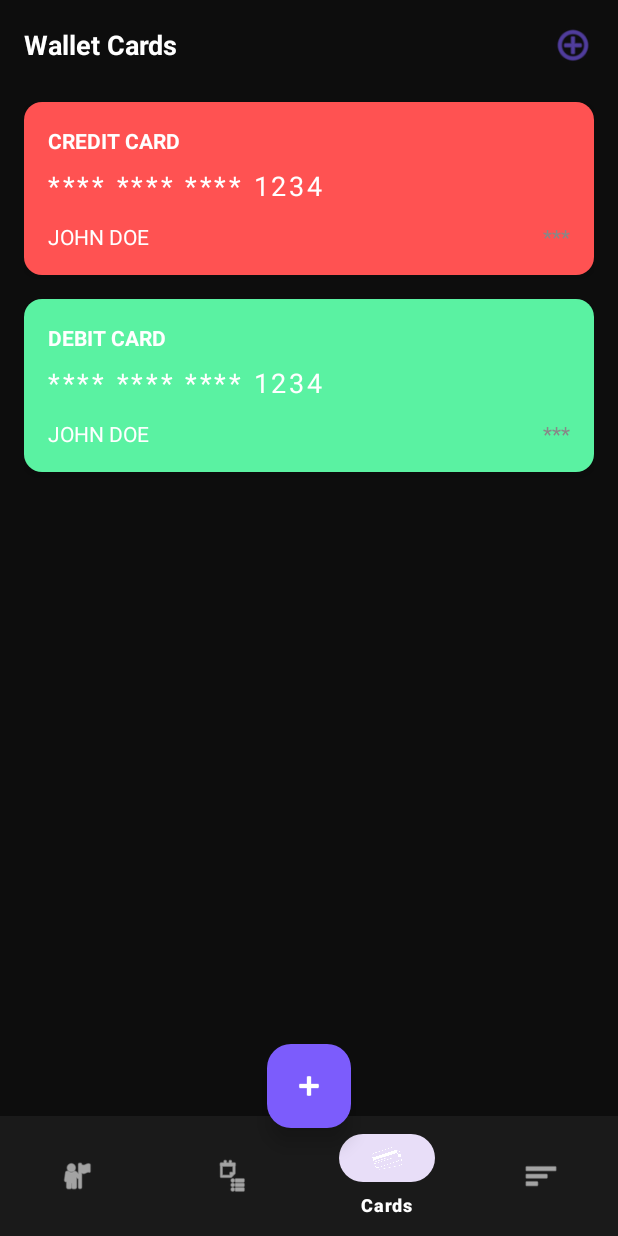
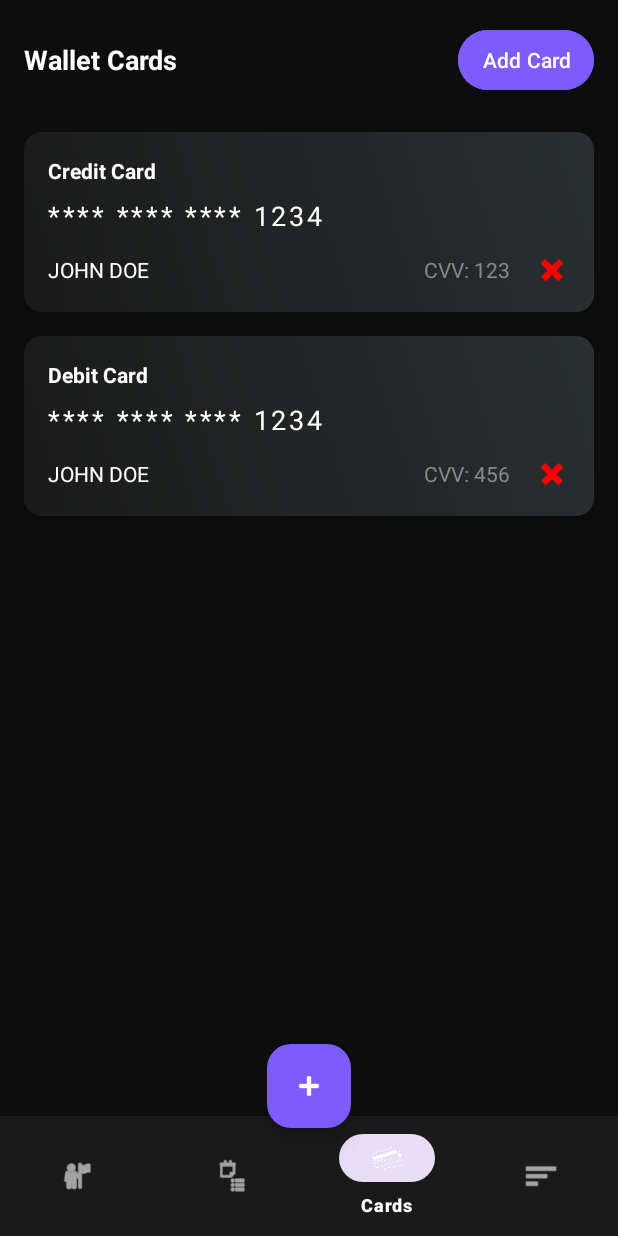
Before and after one commit to RomeshCG/finlog, an Android app: the screen it shows after launch (NavigationActivity), item 3 of the bottom bar chosen, on a phone screen of 412 x 824 dp. Run offline under Robolectric (Android 15) with nearby library versions, the phone set to English and light mode, and no system bars.

Commit message:
all done

```diff
--- a/app/src/main/java/com/example/finlog/CardAdapter.kt
+++ b/app/src/main/java/com/example/finlog/CardAdapter.kt
@@ -1,41 +1,54 @@
 package com.example.finlog
 
 import android.view.LayoutInflater
+import android.view.View
 import android.view.ViewGroup
+import android.widget.ImageView
+import android.widget.TextView
 import androidx.recyclerview.widget.RecyclerView
-import com.example.finlog.databinding.ItemCardBinding
 
 class CardAdapter(
-    private val cards: List<Card>,
-    private val onCardClick: (Card) -> Unit
+    private val cards: MutableList<Card>,
+    private val onCardClick: (Card) -> Unit,
+    private val onDeleteClick: (String) -> Unit
 ) : RecyclerView.Adapter<CardAdapter.CardViewHolder>() {
 
+    class CardViewHolder(itemView: View) : RecyclerView.ViewHolder(itemView) {
+        val cardType: TextView = itemView.findViewById(R.id.card_type)
+        val cardNumber: TextView = itemView.findViewById(R.id.card_number)
+        val cardHolderName: TextView = itemView.findViewById(R.id.card_holder_name)
+        val cardCvv: TextView = itemView.findViewById(R.id.card_cvv)
+        val deleteIcon: ImageView = itemView.findViewById(R.id.delete_card_icon)
+    }
+
     override fun onCreateViewHolder(parent: ViewGroup, viewType: Int): CardViewHolder {
-        val binding = ItemCardBinding.inflate(LayoutInflater.from(parent.context), parent, false)
-        return CardViewHolder(binding)
+        val view = LayoutInflater.from(parent.context).inflate(R.layout.item_card, parent, false)
+        return CardViewHolder(view)
     }
 
     override fun onBindViewHolder(holder: CardViewHolder, position: Int) {
-        holder.bind(cards[position])
+        val card = cards[position]
+        holder.cardType.text = card.type
+        holder.cardNumber.text = "**** **** **** ${card.number.takeLast(4)}" // Mask the card number
+        holder.cardHolderName.text = card.holderName
+        holder.cardCvv.text = "CVV: ${card.cvv}"
+
+        // Handle card click to show details
+        holder.itemView.setOnClickListener {
+            onCardClick(card)
+        }
+
+        // Handle delete icon click
+        holder.deleteIcon.setOnClickListener {
+            onDeleteClick(card.number)
+        }
     }
 
     override fun getItemCount(): Int = cards.size
 
-    inner class CardViewHolder(private val binding: ItemCardBinding) : RecyclerView.ViewHolder(binding.root) {
-        fun bind(card: Card) {
-            binding.cardType.text = card.type.uppercase()
-            // Mask the card number (show only last 4 digits)
-            val maskedNumber = "**** **** **** ${card.number.takeLast(4)}"
-            binding.cardNumber.text = maskedNumber
-            binding.cardHolderName.text = card.holderName
-            binding.cardCvv.text = "***" // Mask CVV
-            // Set background color based on card type
-            binding.root.backgroundTintList = when (card.type) {
-                "Credit Card" -> binding.root.context.getColorStateList(R.color.colorError)
-                "Debit Card" -> binding.root.context.getColorStateList(R.color.colorAccent)
-                else -> binding.root.context.getColorStateList(R.color.colorPrimary)
-            }
-            binding.root.setOnClickListener { onCardClick(card) }
-        }
+    fun updateCards(newCards: List<Card>) {
+        cards.clear()
+        cards.addAll(newCards)
+        notifyDataSetChanged()
     }
 }
--- a/app/src/main/java/com/example/finlog/CardsFragment.kt
+++ b/app/src/main/java/com/example/finlog/CardsFragment.kt
@@ -4,9 +4,10 @@ import android.os.Bundle
 import android.view.LayoutInflater
 import android.view.View
 import android.view.ViewGroup
+import android.widget.Toast
 import androidx.fragment.app.Fragment
 import androidx.recyclerview.widget.LinearLayoutManager
-import androidx.recyclerview.widget.RecyclerView
+import androidx.recyclerview.widget.RecyclerView // Added import
 import com.example.finlog.databinding.FragmentCardsBinding
 
 class CardsFragment : Fragment() {
@@ -35,13 +36,19 @@ class CardsFragment : Fragment() {
     }
 
     private fun setupRecyclerView() {
-        cardAdapter = CardAdapter(dataManager.getCards()) { card ->
+        cardAdapter = CardAdapter(mutableListOf(), { card ->
             // Show card details dialog
             val dialog = CardDetailsDialog.newInstance(card)
             dialog.show(parentFragmentManager, "CardDetailsDialog")
-        }
+        }, { cardNumber ->
+            // Delete card
+            dataManager.deleteCard(cardNumber)
+            updateCardList()
+            Toast.makeText(requireContext(), "Card deleted", Toast.LENGTH_SHORT).show()
+        })
         binding.cardsRecyclerView.layoutManager = LinearLayoutManager(requireContext())
         binding.cardsRecyclerView.adapter = cardAdapter as RecyclerView.Adapter<*>
+        updateCardList()
     }
 
     private fun setupAddCardButton() {
@@ -49,14 +56,20 @@ class CardsFragment : Fragment() {
             val dialog = AddCardDialog()
             dialog.onCardAdded = { newCard ->
                 dataManager.addCard(newCard)
-                cardAdapter = CardAdapter(dataManager.getCards()) { card ->
-                    val detailDialog = CardDetailsDialog.newInstance(card)
-                    detailDialog.show(parentFragmentManager, "CardDetailsDialog")
-                }
-                binding.cardsRecyclerView.adapter = cardAdapter as RecyclerView.Adapter<*>
+                updateCardList()
             }
             dialog.show(parentFragmentManager, "AddCardDialog")
         }
+    }
+
+    private fun updateCardList() {
+        val cards = dataManager.getCards()
+        cardAdapter.updateCards(cards)
+    }
+
+    override fun onResume() {
+        super.onResume()
+        updateCardList() // Refresh the list when returning to the fragment
     }
 
     override fun onDestroyView() {
--- a/app/src/main/java/com/example/finlog/HomeFragment.kt
+++ b/app/src/main/java/com/example/finlog/HomeFragment.kt
@@ -85,13 +85,8 @@ class HomeFragment : Fragment() {
         val budgetAllocated = dataManager.getTotalBudgetAllocated()
         binding.budgetLeft.text = "$${String.format("%.2f", budgetLeft)} left"
         binding.budgetSpent.text = "$${String.format("%.2f", budgetSpent)} spent"
-        // Circular ProgressBar uses 0-100 scale
-        val progressPercentage = if (budgetAllocated > 0) {
-            ((budgetSpent / budgetAllocated) * 100).toInt()
-        } else {
-            0
-        }
-        binding.budgetProgress.progress = progressPercentage
+
+
 
         // Update budget categories
         val categories = dataManager.getBudgetCategories()
--- a/app/src/main/res/layout/fragment_cards.xml
+++ b/app/src/main/res/layout/fragment_cards.xml
@@ -23,13 +23,15 @@
             android:textSize="18sp"
             android:textStyle="bold" />
 
-        <ImageView
+        <Button
             android:id="@+id/add_card_icon"
-            android:layout_width="28dp"
-            android:layout_height="28dp"
-            android:src="@android:drawable/ic_menu_add"
-            android:tint="@color/colorPrimary"
-            android:contentDescription="@string/add_card" />
+            android:layout_width="wrap_content"
+            android:layout_height="wrap_content"
+            android:text="@string/add_card"
+            android:backgroundTint="@color/colorPrimary"
+            android:textColor="@android:color/white"
+            android:paddingStart="16dp"
+            android:paddingEnd="16dp" />
     </LinearLayout>
 
     <!-- RecyclerView for Cards -->
@@ -38,5 +40,4 @@
         android:layout_width="match_parent"
         android:layout_height="match_parent"
         android:layout_marginTop="8dp" />
-
 </LinearLayout>
--- a/app/src/main/res/layout/item_card.xml
+++ b/app/src/main/res/layout/item_card.xml
@@ -1,5 +1,6 @@
 <?xml version="1.0" encoding="utf-8"?>
 <LinearLayout xmlns:android="http://schemas.android.com/apk/res/android"
+    xmlns:app="http://schemas.android.com/apk/res-auto"
     android:layout_width="match_parent"
     android:layout_height="wrap_content"
     android:orientation="vertical"
@@ -27,7 +28,7 @@
         android:textSize="18sp"
         android:letterSpacing="0.1" />
 
-    <!-- Cardholder Name and CVV -->
+    <!-- Cardholder Name, CVV, and Delete Icon -->
     <LinearLayout
         android:layout_width="match_parent"
         android:layout_height="wrap_content"
@@ -49,5 +50,14 @@
             android:layout_height="wrap_content"
             android:textColor="@color/colorGrayMedium"
             android:textSize="14sp" />
+
+        <ImageView
+            android:id="@+id/delete_card_icon"
+            android:layout_width="24dp"
+            android:layout_height="24dp"
+            android:layout_marginStart="16dp"
+            android:src="@android:drawable/ic_delete"
+            android:contentDescription="Delete Card"
+            app:tint="@color/red" />
     </LinearLayout>
 </LinearLayout>
--- a/app/src/main/res/values/colors.xml
+++ b/app/src/main/res/values/colors.xml
@@ -27,4 +27,5 @@
     <color name="onboardingCard">#121212</color> <!-- Card-like surface -->
     <color name="transparentWhite">#99FFFFFF</color> <!-- Semi-transparent white -->
     <color name="colorBackgroundLight">#2A2A2A</color>
+    <color name="red">#FF0000</color>
 </resources>
```
Also changed, not shown: app/src/main/java/com/example/finlog/DataManager.kt (+12 -0 lines), app/src/main/res/layout/fragment_home.xml (+1 -13 lines).
